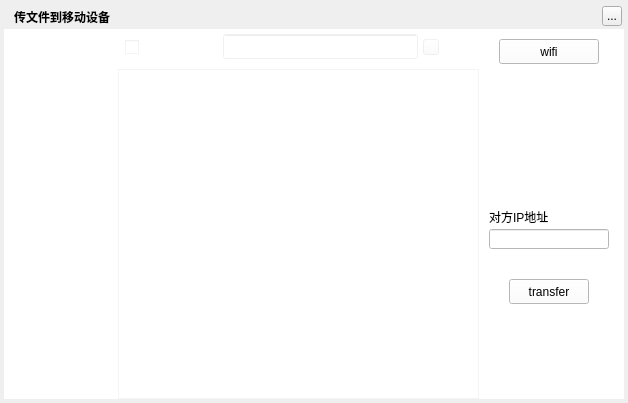
Old version of the form TTKModule/TTKWidget/musicUiKits/musicToolsKits/musicconnecttransferwidget.ui in the repository Greedysky/TTKMusicPlayer.
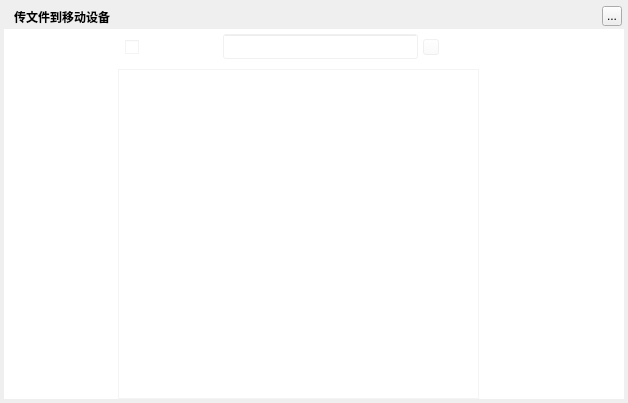
New version of the form. The open tabs and pages were chosen to show the change. Icons and pictures are not drawn. Custom widgets are drawn as their Qt base class.

Commit message: Refactor transfer module[974521]

Patch:
```diff
--- a/TTKModule/TTKWidget/musicUiKits/musicToolsKits/musicconnecttransferwidget.ui
+++ b/TTKModule/TTKWidget/musicUiKits/musicToolsKits/musicconnecttransferwidget.ui
@@ -217,70 +217,7 @@
       </property>
      </widget>
     </widget>
-    <widget class="QWidget" name="wifiModeWidget">
-     <widget class="QLabel" name="iconWIFILabel">
-      <property name="geometry">
-       <rect>
-        <x>35</x>
-        <y>50</y>
-        <width>72</width>
-        <height>72</height>
-       </rect>
-      </property>
-      <property name="pixmap">
-       <pixmap resource="../../../../TTKQrc/MusicPlayer.qrc">:/toolSets/lb_mobile_wifi</pixmap>
-      </property>
-     </widget>
-     <widget class="QPushButton" name="transferWIFIButton">
-      <property name="geometry">
-       <rect>
-        <x>30</x>
-        <y>210</y>
-        <width>80</width>
-        <height>25</height>
-       </rect>
-      </property>
-      <property name="text">
-       <string>transfer</string>
-      </property>
-     </widget>
-     <widget class="QLabel" name="WIFILabel">
-      <property name="geometry">
-       <rect>
-        <x>10</x>
-        <y>140</y>
-        <width>120</width>
-        <height>15</height>
-       </rect>
-      </property>
-      <property name="text">
-       <string>对方IP地址</string>
-      </property>
-     </widget>
-     <widget class="QLineEdit" name="lineWIFIEdit">
-      <property name="geometry">
-       <rect>
-        <x>10</x>
-        <y>160</y>
-        <width>120</width>
-        <height>20</height>
-       </rect>
-      </property>
-     </widget>
-    </widget>
-   </widget>
-   <widget class="QPushButton" name="switchButton">
-    <property name="geometry">
-     <rect>
-      <x>495</x>
-      <y>10</y>
-      <width>100</width>
-      <height>25</height>
-     </rect>
-    </property>
-    <property name="text">
-     <string>wifi</string>
-    </property>
+    <widget class="QWidget" name="wifiModeWidget"/>
    </widget>
    <widget class="QWidget" name="playListLayoutWidget">
     <property name="geometry">
```
The commit also changes 18 other files.
